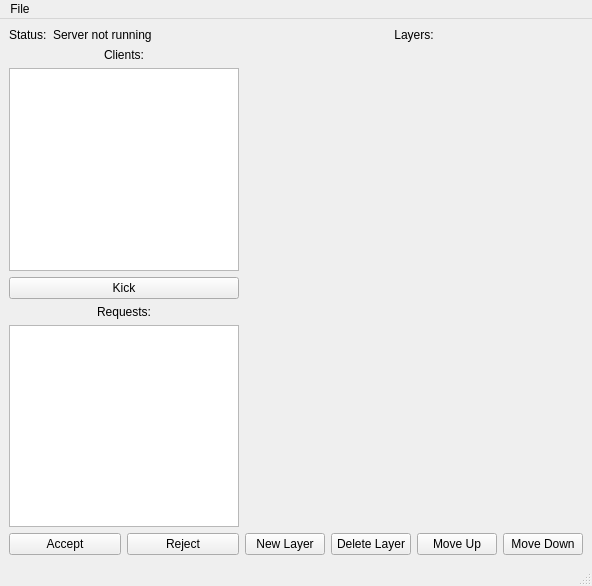
Before: the Qt Designer form designer/HiveMasterUi.ui in skitzycat/beedraw, drawn with Qt 5.
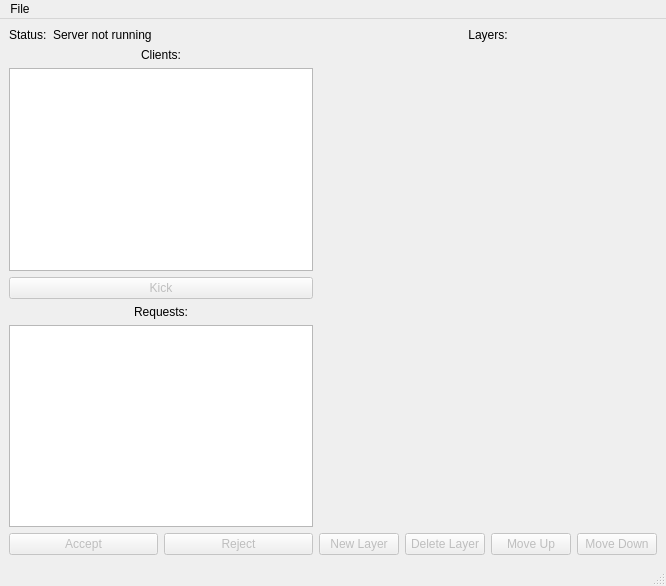
After: the same form once the commit is applied.

What changed in the file:
```diff
--- a/designer/HiveMasterUi.ui
+++ b/designer/HiveMasterUi.ui
@@ -5,7 +5,7 @@
    <rect>
     <x>0</x>
     <y>0</y>
-    <width>592</width>
+    <width>666</width>
     <height>586</height>
    </rect>
   </property>
@@ -55,6 +55,9 @@
       </item>
       <item>
        <widget class="QPushButton" name="kick_button" >
+        <property name="enabled" >
+         <bool>false</bool>
+        </property>
         <property name="text" >
          <string>Kick</string>
         </property>
@@ -77,6 +80,9 @@
        <layout class="QHBoxLayout" >
         <item>
          <widget class="QPushButton" name="accept_request_button" >
+          <property name="enabled" >
+           <bool>false</bool>
+          </property>
           <property name="text" >
            <string>Accept</string>
           </property>
@@ -84,6 +90,9 @@
         </item>
         <item>
          <widget class="QPushButton" name="reject_request_button" >
+          <property name="enabled" >
+           <bool>false</bool>
+          </property>
           <property name="text" >
            <string>Reject</string>
           </property>
@@ -125,6 +134,9 @@
        <layout class="QHBoxLayout" >
         <item>
          <widget class="QPushButton" name="new_layer_button" >
+          <property name="enabled" >
+           <bool>false</bool>
+          </property>
           <property name="text" >
            <string>New Layer</string>
           </property>
@@ -132,6 +144,9 @@
         </item>
         <item>
          <widget class="QPushButton" name="delete_layer_button" >
+          <property name="enabled" >
+           <bool>false</bool>
+          </property>
           <property name="text" >
            <string>Delete Layer</string>
           </property>
@@ -139,6 +154,9 @@
         </item>
         <item>
          <widget class="QPushButton" name="layer_up_button" >
+          <property name="enabled" >
+           <bool>false</bool>
+          </property>
           <property name="text" >
            <string>Move Up</string>
           </property>
@@ -146,6 +164,9 @@
         </item>
         <item>
          <widget class="QPushButton" name="layer_down_button" >
+          <property name="enabled" >
+           <bool>false</bool>
+          </property>
           <property name="text" >
            <string>Move Down</string>
           </property>
@@ -162,8 +183,8 @@
     <rect>
      <x>0</x>
      <y>0</y>
-     <width>592</width>
-     <height>26</height>
+     <width>666</width>
+     <height>35</height>
     </rect>
    </property>
    <widget class="QMenu" name="menuFile" >
```
Left out of the diff: 21 changed lines with no effect on the pictures.
